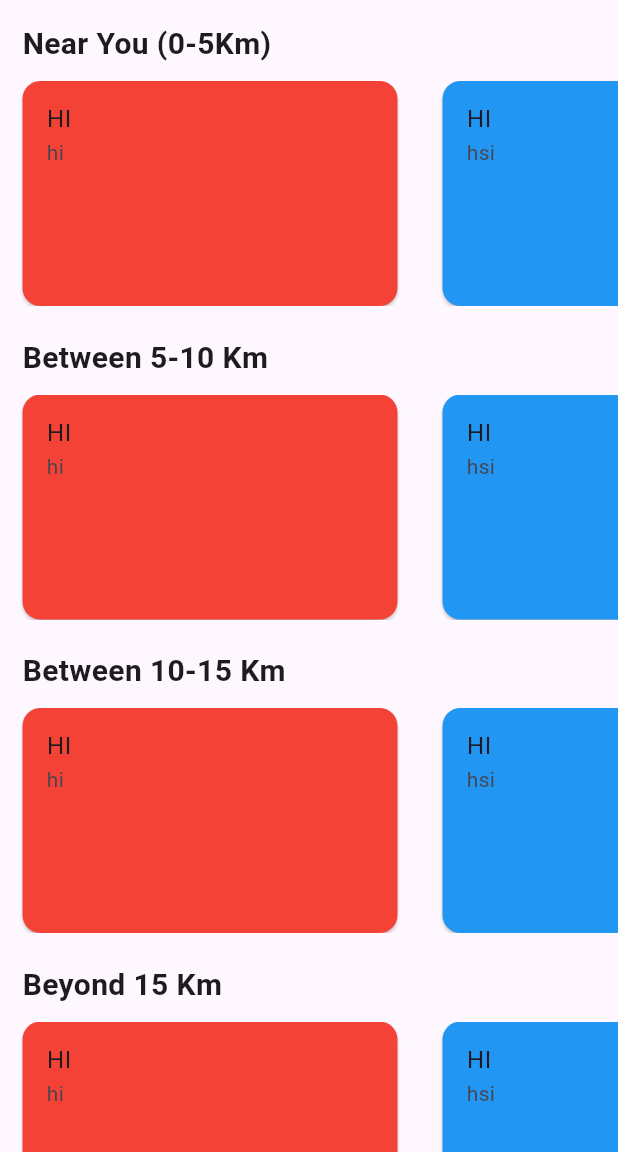
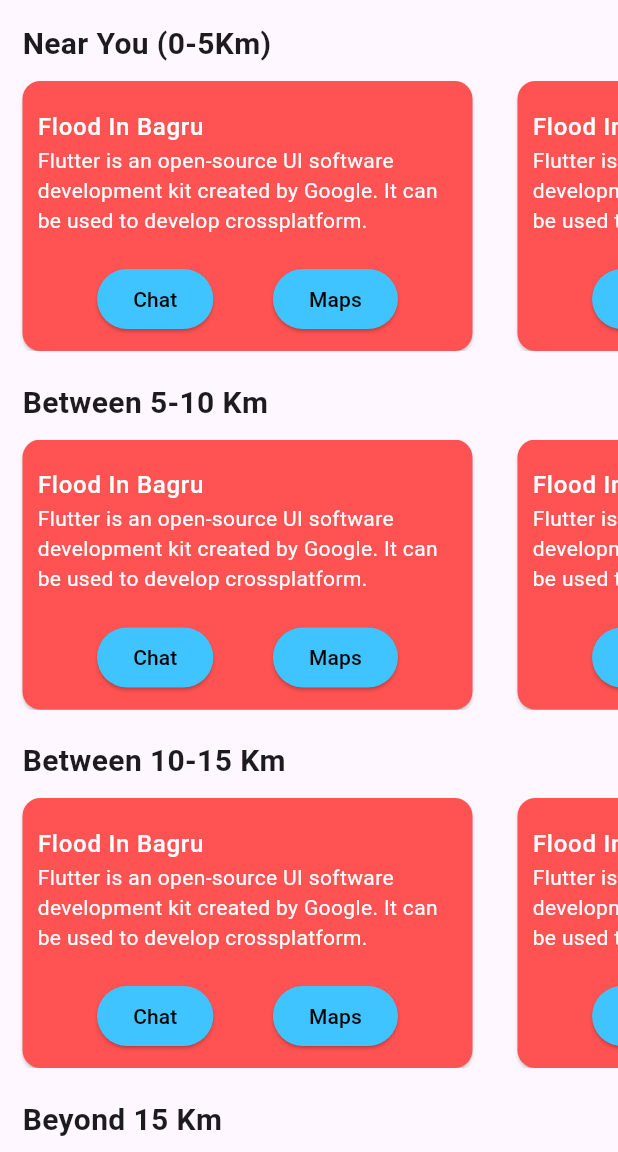
Before and after one commit to BIGBEASTISHANK/RescueRelay, a Flutter app: the screen it shows after launch, on a phone screen of 412 x 824 dp, the part 84-1236 px from its top. Run offline on Flutter 3.47's test engine with Material 3 defaults, Android fonts, the light colour scheme and no system bars.

Commit message:
Added `chat` & `maps` button in card

```diff
--- a/lib/components/VolunteerPanel/VolunteerHome.dart
+++ b/lib/components/VolunteerPanel/VolunteerHome.dart
@@ -69,14 +69,14 @@ class VolunteerHomeLayout extends StatelessWidget {
           child: Row(
             children: [
               VHLCard(
-                cardColor: Colors.red,
-                disasterTitle: "HI",
-                disasterDescription: "hi",
+                disasterTitle: "Flood In Bagru",
+                disasterDescription:
+                    "Flutter is an open-source UI software development kit created by Google. It can be used to develop crossplatform.",
               ),
               VHLCard(
-                cardColor: Colors.blue,
-                disasterTitle: "HI",
-                disasterDescription: "hsi",
+                disasterTitle: "Flood In Bagru",
+                disasterDescription:
+                    "Flutter is an open-source UI software development kit created by Google. It can be used to develop crossplatform.",
               ),
             ],
           ),
@@ -88,13 +88,11 @@ class VolunteerHomeLayout extends StatelessWidget {
 
 // Card
 class VHLCard extends StatelessWidget {
-  final Color cardColor;
   final String disasterTitle;
   final String disasterDescription;
 
   const VHLCard({
     super.key,
-    required this.cardColor,
     required this.disasterTitle,
     required this.disasterDescription,
   });
@@ -102,20 +100,77 @@ class VHLCard extends StatelessWidget {
   @override
   Widget build(BuildContext context) {
     return Card(
-        margin: const EdgeInsets.only(left: 15, right: 15),
-        color: cardColor,
-        child: SizedBox(
-          height: 150,
-          width: 250,
+      margin: const EdgeInsets.only(left: 15, right: 15),
+      color: Colors.redAccent,
+      child: SizedBox(
+        height: 180,
+        width: 300,
+        child: Padding(
+          padding: const EdgeInsets.only(left: 10, right: 10),
           child: Column(
             mainAxisSize: MainAxisSize.min,
             children: [
+              // Spacer
+              const Spacer(),
+
+              // Title & description
               ListTile(
-                title: Text(disasterTitle),
-                subtitle: Text(disasterDescription),
-              )
+                contentPadding: EdgeInsetsDirectional.zero,
+                title: Text(
+                  disasterTitle,
+                  style: const TextStyle(
+                    color: Colors.white,
+                    fontWeight: FontWeight.w500,
+                  ),
+                ),
+                subtitle: Text(
+                  disasterDescription,
+                  style: const TextStyle(color: Colors.white),
+                ),
+              ),
+
+              // Spacer
+              const Spacer(),
+
+              // Buttons
+              Row(
+                children: [
+                  const Spacer(), // Spacer
+
+                  // Chats
+                  ElevatedButton(
+                    onPressed: () {},
+                    style: ElevatedButton.styleFrom(
+                        backgroundColor: Colors.lightBlueAccent),
+                    child: const Text(
+                      "Chat",
+                      style: TextStyle(color: Colors.black),
+                    ),
+                  ),
+
+                  const Spacer(), // Spacer
+
+                  // Maps
+                  ElevatedButton(
+                    onPressed: () {},
+                    style: ElevatedButton.styleFrom(
+                        backgroundColor: Colors.lightBlueAccent),
+                    child: const Text(
+                      "Maps",
+                      style: TextStyle(color: Colors.black),
+                    ),
+                  ),
+
+                  const Spacer(), // Spacer
+                ],
+              ),
+
+              // Spacer
+              const Spacer(),
             ],
           ),
-        ));
+        ),
+      ),
+    );
   }
 }
--- a/lib/main.dart
+++ b/lib/main.dart
@@ -1,7 +1,7 @@
 import 'package:flutter/material.dart';
-import 'package:rescuerelay/components/VolunteerPanel/VolunteerHome.dart';
 import 'package:rescuerelay/data/data.dart';
 import 'package:rescuerelay/components/Common/Sidebar.dart';
+import 'package:rescuerelay/components/VolunteerPanel/VolunteerHome.dart';
 
 void main() => runApp(const MyApp());
 
```
